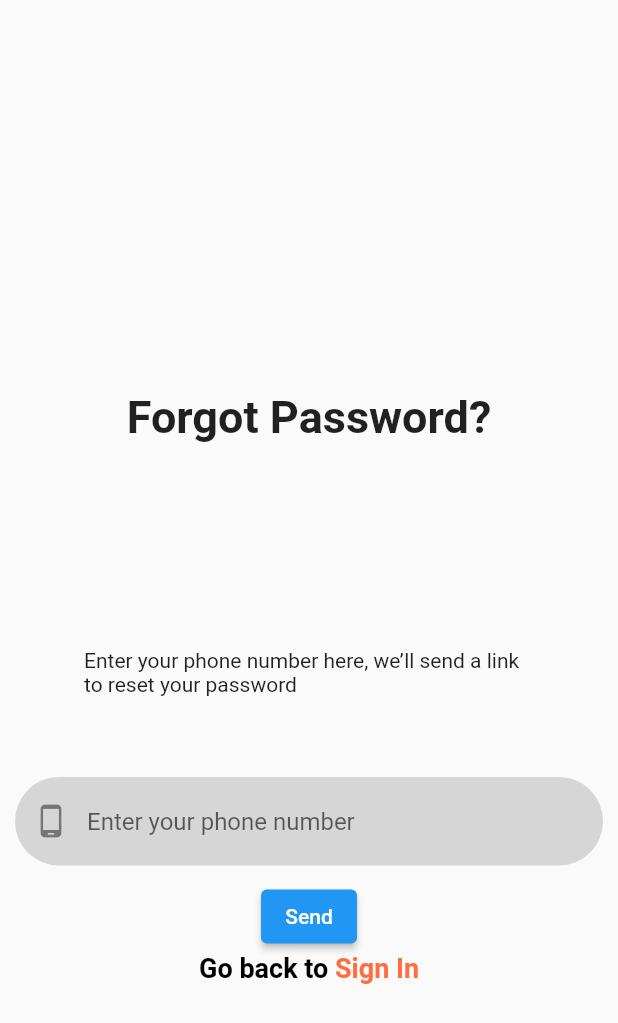
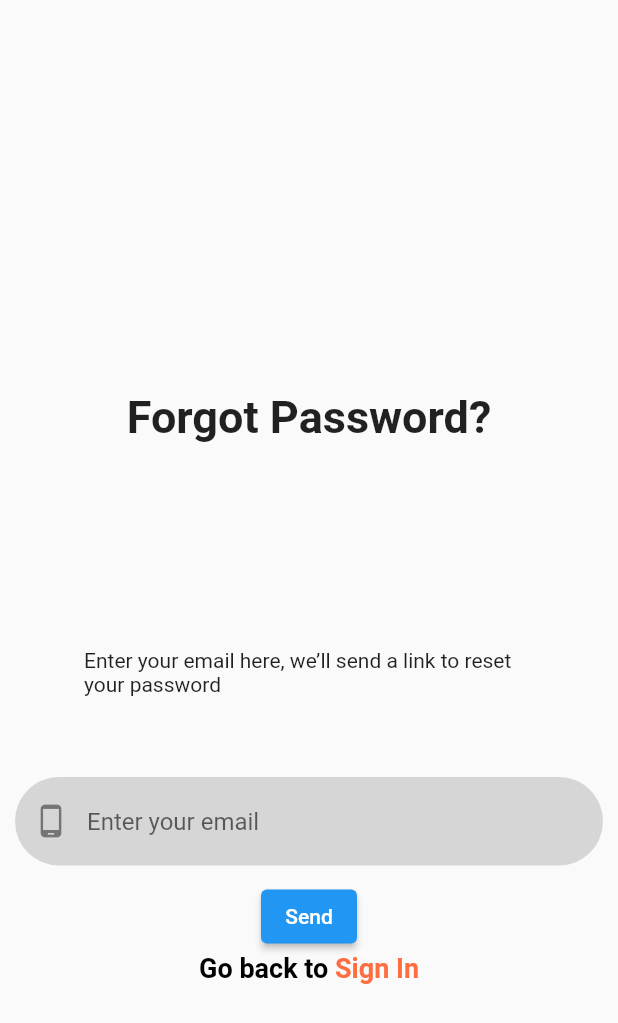
Before and after one commit to Harshiikaa/Employee_Management_System_flutter, a Flutter app: the screen it shows after launch, after a tap on "Forgot Password?", on a phone screen of 412 x 824 dp. Shown: the top 1023 px of the screen. Run offline on Flutter 3.47's test engine with Material 2 defaults, Android fonts, the phone set to English and light mode, and no system bars; drawn by our look-alikes of loader_overlay; our stand-ins replace cloud_firestore, firebase_auth, firebase_core, firebase_messaging, flutter_local_notifications, google_sign_in; accounts and stored records are empty.

```diff
--- a/lib/Screens/forgotPassword.dart
+++ b/lib/Screens/forgotPassword.dart
@@ -2,6 +2,10 @@ import 'package:flutter/cupertino.dart';
 import 'package:flutter/gestures.dart';
 import 'package:flutter/material.dart';
 import 'package:mobile_app/Screens/loginScreen.dart';
+import 'package:provider/provider.dart';
+
+import '../viewModel/auth_viewmodel.dart';
+import '../viewModel/global_ui_viewmodel.dart';
 
 class ForgotPassword extends StatefulWidget {
   const ForgotPassword({Key? key}) : super(key: key);
@@ -11,11 +15,40 @@ class ForgotPassword extends StatefulWidget {
 }
 
 class _ForgotPasswordState extends State<ForgotPassword> {
-  TextEditingController phoneNumber = new TextEditingController();
+  final TextEditingController email = TextEditingController();
+  void resetPassword() async {
+    _ui.loadState(true);
+    try {
+      await _auth.resetPassword(email.text).then((value) {
+        ScaffoldMessenger.of(context).showSnackBar(const SnackBar(
+            content: Text("Password reset link has been sent to your email.")));
+        Navigator.of(context).pop();
+      }).catchError((e) {
+        ScaffoldMessenger.of(context)
+            .showSnackBar(SnackBar(content: Text(e.message.toString())));
+      });
+    } catch (err) {
+      ScaffoldMessenger.of(context)
+          .showSnackBar(SnackBar(content: Text(err.toString())));
+    }
+    _ui.loadState(false);
+  }
+
+  late GlobalUIViewModel _ui;
+  late AuthViewModel _auth;
+  @override
+  void initState() {
+    _ui = Provider.of<GlobalUIViewModel>(context, listen: false);
+    _auth = Provider.of<AuthViewModel>(context, listen: false);
+    super.initState();
+  }
+
   @override
   Widget build(BuildContext context) {
     return Scaffold(
-      body: Column(
+      body: Center(
+        child: SingleChildScrollView(
+          child: Column(
             mainAxisAlignment: MainAxisAlignment.center,
             children: [
               Container(
@@ -35,17 +68,17 @@ class _ForgotPasswordState extends State<ForgotPassword> {
                 margin: EdgeInsets.all(10),
                 alignment: Alignment.center,
                 child: Text(
-                "Enter your phone number here, we’ll send a link to reset your password"),
+                    "Enter your email here, we’ll send a link to reset your password"),
                 height: 100,
                 width: 300,
               ),
               Container(
                 margin: EdgeInsets.all(10),
                 child: TextFormField(
-              controller: phoneNumber,
+                  controller: email,
                   decoration: InputDecoration(
                     prefixIcon: Icon(Icons.phone_android),
-                hintText: "Enter your phone number",
+                    hintText: "Enter your email",
                     filled: true,
                     fillColor: Colors.grey[350],
                     border: OutlineInputBorder(
@@ -63,6 +96,7 @@ class _ForgotPasswordState extends State<ForgotPassword> {
                         builder: (BuildContext context) => LoginScreen(),
                       ),
                     );
+                    resetPassword();
                   },
                   child: Text("Send")),
               RichText(
@@ -116,6 +150,8 @@ class _ForgotPasswordState extends State<ForgotPassword> {
               // ),
             ],
           ),
+        ),
+      ),
     );
   }
 }
--- a/lib/main.dart
+++ b/lib/main.dart
@@ -1,6 +1,14 @@
 import 'package:firebase_core/firebase_core.dart';
 import 'package:flutter/cupertino.dart';
 import 'package:flutter/material.dart';
+import 'package:loader_overlay/loader_overlay.dart';
+import 'package:mobile_app/Screens/forgotPassword.dart';
+import 'package:mobile_app/Screens/home_screen.dart';
+import 'package:mobile_app/Screens/registerationScreen.dart';
+import 'package:mobile_app/Screens/widgets/profile_screen.dart';
+import 'package:mobile_app/viewModel/auth_viewmodel.dart';
+import 'package:mobile_app/viewModel/global_ui_viewmodel.dart';
+import 'package:provider/provider.dart';
 
 import 'Screens/loginScreen.dart';
 
@@ -15,6 +23,27 @@ class EmployeeManagementSystem extends StatelessWidget {
 
   @override
   Widget build(BuildContext context) {
+    return MultiProvider(
+      providers: [
+        ChangeNotifierProvider(create: (_) => GlobalUIViewModel()),
+        ChangeNotifierProvider(create: (_) => AuthViewModel()),
+        // ChangeNotifierProvider (create: (_) => CategoryViewModel()),
+      ],
+      child: GlobalLoaderOverlay(
+        useDefaultLoading: false,
+        overlayWidget: Center(
+          child: Image.asset(
+            "assets/images/loader.gif",
+            height: 100,
+            width: 100,
+          ),
+        ),
+        child: Consumer<GlobalUIViewModel>(builder: (context, loader, child) {
+          if (loader.isLoading) {
+            context.loaderOverlay.show();
+          } else {
+            context.loaderOverlay.hide();
+          }
           return MaterialApp(
             title: "Sunday Management",
             theme: ThemeData(primarySwatch: Colors.blue),
@@ -22,13 +51,22 @@ class EmployeeManagementSystem extends StatelessWidget {
             initialRoute: "/login",
             routes: {
               "/login": (BuildContext context) => LoginScreen(),
+              "/register": (BuildContext context) => RegistrationScreen(),
+              "/forgotPass": (BuildContext context) => ForgotPassword(),
+              "/dashboard": (BuildContext context) => HomeScreen(),
+              "/profile": (BuildContext context) => ProfileScreen(),
             },
+          );
+        }),
+      ),
     );
   }
 }
 
 class HomePage extends StatefulWidget {
-  const HomePage({Key? key}) : super(key: key);
+  const HomePage({Key? key, required this.title}) : super(key: key);
+
+  final String title;
 
   @override
   State<HomePage> createState() => _HomePageState();
@@ -36,7 +74,6 @@ class HomePage extends StatefulWidget {
 
 class _HomePageState extends State<HomePage> {
   final form = GlobalKey<FormState>();
-
   int idx = 0;
   List<Widget> home = [
     LoginScreen(),
```
Also changed, not shown: lib/Screens/loginScreen.dart (+54 -33 lines), lib/Screens/registerationScreen.dart (+7 -18 lines), lib/services/local_notification.dart (added, +136 -0 lines), assets/images/1.png (added). Lines whose indentation alone changed are shown as unchanged.
